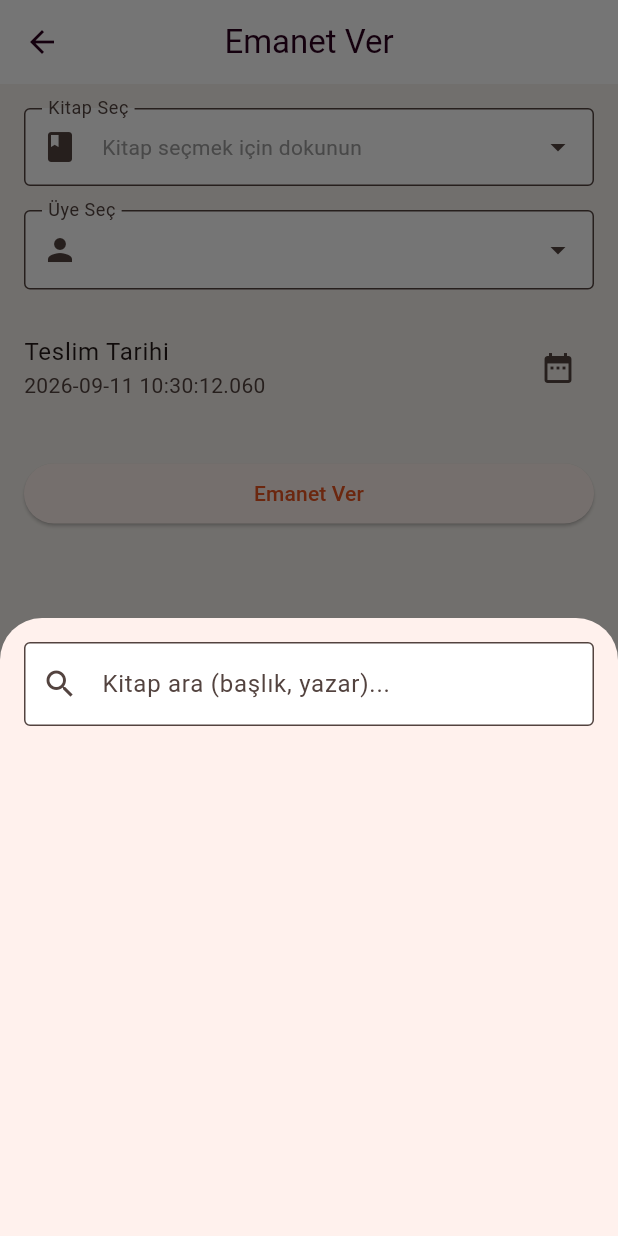
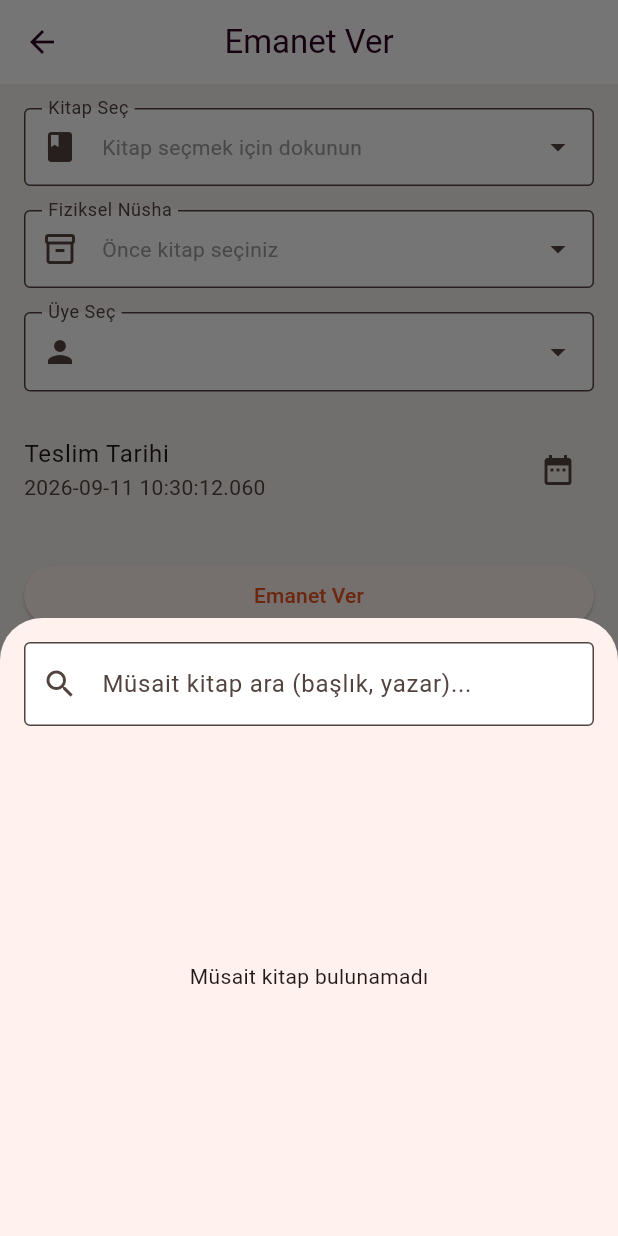
Before and after one commit to m4v3r4/Libris, a Flutter app: the LoanFormScreen screen opened directly, after a tap on "Kitap seçmek için dokunun", on a phone screen of 412 x 824 dp. Run offline on Flutter 3.47's test engine with Material 3 defaults, Android fonts, the phone set to English and light mode, and no system bars; our stand-ins replace csv, file_picker, sqflite, sqflite_common_ffi; missing offline and left inert: excel; accounts and stored records are empty.

Commit message:
feat: select physical copies when creating loans

```diff
--- a/lib/features/loans/screen/loan_form_screen.dart
+++ b/lib/features/loans/screen/loan_form_screen.dart
@@ -3,6 +3,7 @@ import 'package:libris/common/models/loan.dart';
 import 'package:libris/common/models/member.dart';
 import 'package:libris/common/services/database_helper.dart';
 import 'package:libris/features/books/models/book.dart';
+import 'package:libris/features/books/models/book_copy.dart';
 
 class LoanFormScreen extends StatefulWidget {
   final Loan? loan;
@@ -19,8 +20,13 @@ class _LoanFormScreenState extends State<LoanFormScreen> {
 
   Book? _selectedBook;
   Member? _selectedMember;
+  BookCopy? _selectedCopy;
+  List<BookCopy> _availableCopies = [];
+  bool _loadingCopies = false;
 
   DateTime _dueDate = DateTime.now().add(const Duration(days: 14));
+
+  bool get _isEditing => widget.loan != null;
 
   @override
   void initState() {
@@ -32,12 +38,19 @@ class _LoanFormScreenState extends State<LoanFormScreen> {
   }
 
   Future<void> _loadInitialData() async {
-    final book = await _databaseHelper.getBookById(widget.loan!.bookId);
-    final member = await _databaseHelper.getMemberById(widget.loan!.memberId);
+    final loan = widget.loan!;
+    final book = await _databaseHelper.getBookById(loan.bookId);
+    final member = await _databaseHelper.getMemberById(loan.memberId);
+    final copy = loan.copyId == null
+        ? null
+        : await _databaseHelper.getBookCopyById(loan.copyId!);
+
     if (!mounted) return;
     setState(() {
       _selectedBook = book;
       _selectedMember = member;
+      _selectedCopy = copy;
+      _availableCopies = copy == null ? [] : [copy];
     });
   }
 
@@ -53,10 +66,35 @@ class _LoanFormScreenState extends State<LoanFormScreen> {
     setState(() => _dueDate = picked);
   }
 
+  Future<void> _selectBook(Book book) async {
+    setState(() {
+      _selectedBook = book;
+      _selectedCopy = null;
+      _availableCopies = [];
+      _loadingCopies = true;
+    });
+
+    final copies = await _databaseHelper.getAvailableBookCopies(book.id!);
+    if (!mounted) return;
+    setState(() {
+      _availableCopies = copies;
+      _selectedCopy = copies.length == 1 ? copies.first : null;
+      _loadingCopies = false;
+    });
+
+    if (copies.isEmpty) {
+      ScaffoldMessenger.of(context).showSnackBar(
+        const SnackBar(content: Text('Bu kitabın müsait fiziksel nüshası yok.')),
+      );
+    }
+  }
+
   Future<void> _saveLoan() async {
-    if (_selectedBook == null || _selectedMember == null) {
+    if (_selectedBook == null ||
+        _selectedMember == null ||
+        _selectedCopy == null) {
       ScaffoldMessenger.of(context).showSnackBar(
-        const SnackBar(content: Text('Lütfen kitap ve üye seçiniz.')),
+        const SnackBar(content: Text('Lütfen kitap, nüsha ve üye seçiniz.')),
       );
       return;
     }
@@ -65,13 +103,16 @@ class _LoanFormScreenState extends State<LoanFormScreen> {
       id: widget.loan?.id,
       bookId: _selectedBook!.id!,
       memberId: _selectedMember!.id!,
+      copyId: _selectedCopy!.id,
       loanDate: widget.loan?.loanDate ?? DateTime.now(),
       dueDate: _dueDate,
       returnedAt: widget.loan?.returnedAt,
+      createdAt: widget.loan?.createdAt,
+      updatedAt: DateTime.now(),
     );
 
     try {
-      if (widget.loan != null) {
+      if (_isEditing) {
         await _databaseHelper.updateLoan(loan);
       } else {
         await _databaseHelper.createLoan(loan);
@@ -80,9 +121,9 @@ class _LoanFormScreenState extends State<LoanFormScreen> {
       Navigator.pop(context);
     } catch (e) {
       if (!mounted) return;
-      ScaffoldMessenger.of(
-        context,
-      ).showSnackBar(SnackBar(content: Text(e.toString())));
+      ScaffoldMessenger.of(context).showSnackBar(
+        SnackBar(content: Text(e.toString().replaceFirst('Exception: ', ''))),
+      );
     }
   }
 
@@ -108,6 +149,7 @@ class _LoanFormScreenState extends State<LoanFormScreen> {
   }
 
   void _showBookPicker() {
+    if (_isEditing) return;
     showModalBottomSheet(
       context: context,
       isScrollControlled: true,
@@ -118,8 +160,8 @@ class _LoanFormScreenState extends State<LoanFormScreen> {
             return _BookSearchSheet(
               bookService: _databaseHelper,
               onSelect: (book) {
-                setState(() => _selectedBook = book);
                 Navigator.pop(context);
+                _selectBook(book);
               },
             );
           },
@@ -128,11 +170,50 @@ class _LoanFormScreenState extends State<LoanFormScreen> {
     );
   }
 
+  void _showCopyPicker() {
+    if (_isEditing || _selectedBook == null || _loadingCopies) return;
+    if (_availableCopies.isEmpty) {
+      ScaffoldMessenger.of(context).showSnackBar(
+        const SnackBar(content: Text('Seçilebilecek müsait nüsha yok.')),
+      );
+      return;
+    }
+
+    showModalBottomSheet(
+      context: context,
+      builder: (sheetContext) => SafeArea(
+        child: ListView(
+          shrinkWrap: true,
+          children: [
+            const ListTile(
+              title: Text(
+                'Nüsha Seç',
+                style: TextStyle(fontWeight: FontWeight.bold),
+              ),
+            ),
+            ..._availableCopies.map(
+              (copy) => ListTile(
+                leading: const Icon(Icons.inventory_2_outlined),
+                title: Text(copy.inventoryCode),
+                subtitle: const Text('Müsait'),
+                selected: _selectedCopy?.id == copy.id,
+                onTap: () {
+                  setState(() => _selectedCopy = copy);
+                  Navigator.pop(sheetContext);
+                },
+              ),
+            ),
+          ],
+        ),
+      ),
+    );
+  }
+
   @override
   Widget build(BuildContext context) {
     return Scaffold(
       appBar: AppBar(
-        title: Text(widget.loan != null ? 'Emanet Düzenle' : 'Emanet Ver'),
+        title: Text(_isEditing ? 'Emanet Düzenle' : 'Emanet Ver'),
       ),
       body: Padding(
         padding: const EdgeInsets.all(16),
@@ -141,13 +222,15 @@ class _LoanFormScreenState extends State<LoanFormScreen> {
           child: ListView(
             children: [
               InkWell(
-                onTap: _showBookPicker,
+                onTap: _isEditing ? null : _showBookPicker,
                 child: InputDecorator(
-                  decoration: const InputDecoration(
+                  decoration: InputDecoration(
                     labelText: 'Kitap Seç',
-                    border: OutlineInputBorder(),
-                    prefixIcon: Icon(Icons.book),
-                    suffixIcon: Icon(Icons.arrow_drop_down),
+                    border: const OutlineInputBorder(),
+                    prefixIcon: const Icon(Icons.book),
+                    suffixIcon: _isEditing
+                        ? const Icon(Icons.lock_outline)
+                        : const Icon(Icons.arrow_drop_down),
                   ),
                   child: Text(
                     _selectedBook != null
@@ -155,6 +238,38 @@ class _LoanFormScreenState extends State<LoanFormScreen> {
                         : 'Kitap seçmek için dokunun',
                     style: TextStyle(
                       color: _selectedBook != null ? Colors.black : Colors.grey,
+                    ),
+                  ),
+                ),
+              ),
+              const SizedBox(height: 16),
+              InkWell(
+                onTap: _showCopyPicker,
+                child: InputDecorator(
+                  decoration: InputDecoration(
+                    labelText: 'Fiziksel Nüsha',
+                    border: const OutlineInputBorder(),
+                    prefixIcon: const Icon(Icons.inventory_2_outlined),
+                    suffixIcon: _isEditing
+                        ? const Icon(Icons.lock_outline)
+                        : _loadingCopies
+                        ? const Padding(
+                            padding: EdgeInsets.all(12),
+                            child: SizedBox(
+                              width: 18,
+                              height: 18,
+                              child: CircularProgressIndicator(strokeWidth: 2),
+                            ),
+                          )
+                        : const Icon(Icons.arrow_drop_down),
+                  ),
+                  child: Text(
+                    _selectedCopy?.inventoryCode ??
+                        (_selectedBook == null
+                            ? 'Önce kitap seçiniz'
+                            : 'Nüsha seçmek için dokunun'),
+                    style: TextStyle(
+                      color: _selectedCopy != null ? Colors.black : Colors.grey,
                     ),
                   ),
                 ),
@@ -194,7 +309,7 @@ class _LoanFormScreenState extends State<LoanFormScreen> {
               const SizedBox(height: 24),
               ElevatedButton(
                 onPressed: _saveLoan,
-                child: Text(widget.loan != null ? 'Güncelle' : 'Emanet Ver'),
+                child: Text(_isEditing ? 'Güncelle' : 'Emanet Ver'),
               ),
             ],
           ),
@@ -294,10 +409,11 @@ class _BookSearchSheetState extends State<_BookSearchSheet> {
 
   Future<void> _loadBooks() async {
     final books = await widget.bookService.getBooks();
+    final availableBooks = books.where((book) => book.isAvailable).toList();
     if (!mounted) return;
     setState(() {
-      _allBooks = books;
-      _filteredBooks = books;
+      _allBooks = availableBooks;
+      _filteredBooks = availableBooks;
     });
   }
 
@@ -319,7 +435,7 @@ class _BookSearchSheetState extends State<_BookSearchSheet> {
         children: [
           TextField(
             decoration: const InputDecoration(
-              hintText: 'Kitap ara (başlık, yazar)...',
+              hintText: 'Müsait kitap ara (başlık, yazar)...',
               prefixIcon: Icon(Icons.search),
               border: OutlineInputBorder(),
             ),
@@ -327,13 +443,16 @@ class _BookSearchSheetState extends State<_BookSearchSheet> {
           ),
           const SizedBox(height: 10),
           Expanded(
-            child: ListView.builder(
+            child: _filteredBooks.isEmpty
+                ? const Center(child: Text('Müsait kitap bulunamadı'))
+                : ListView.builder(
                     itemCount: _filteredBooks.length,
                     itemBuilder: (context, index) {
                       final book = _filteredBooks[index];
                       return ListTile(
                         title: Text(book.title),
                         subtitle: Text(book.author),
+                        trailing: const Icon(Icons.check_circle_outline),
                         onTap: () => widget.onSelect(book),
                       );
                     },
```
Lines whose indentation alone changed are shown as unchanged.
